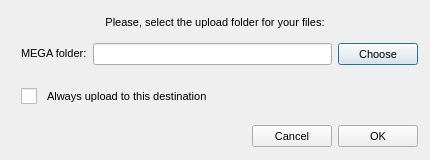
Old version of the form src/MEGASync/gui/macx/UploadToMegaDialog.ui in the repository meganz/MEGAsync.
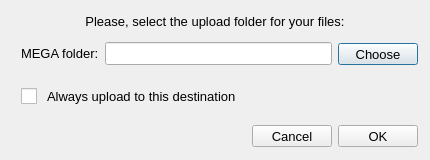
New version of the form.

Commit message: SNC-2772. Node selector font size for mac when openned from upload dialog

```diff
--- a/src/MEGASync/gui/macx/UploadToMegaDialog.ui
+++ b/src/MEGASync/gui/macx/UploadToMegaDialog.ui
@@ -28,7 +28,7 @@
   <property name="styleSheet">
    <string notr="true">QWidget
 {
-font-size: 11px;
+font-size: 13px;
 }
 
 QCheckBox::indicator {
```
